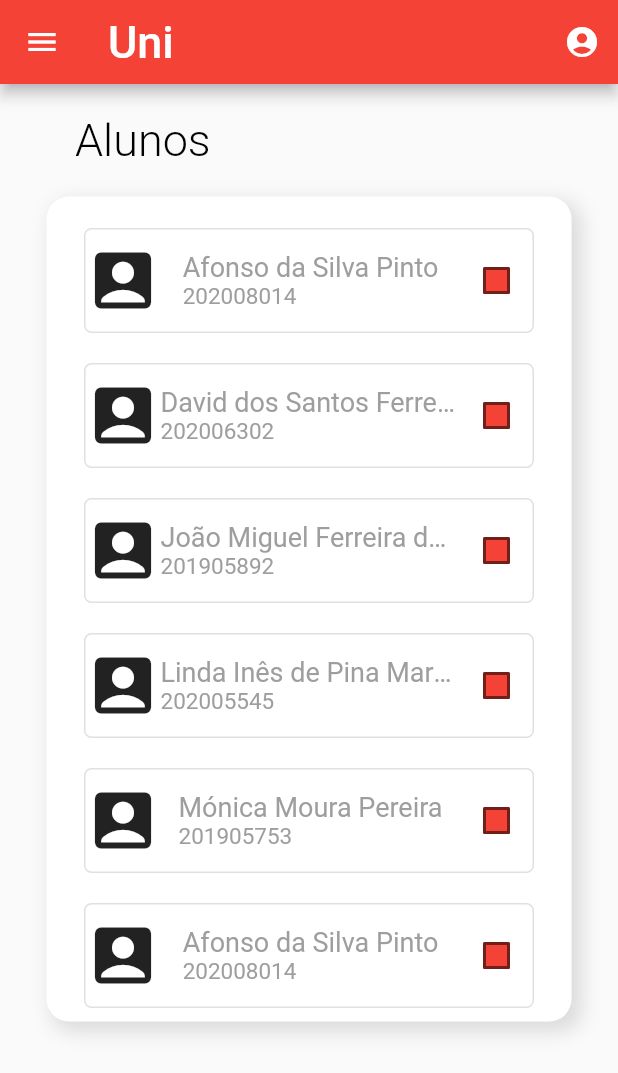
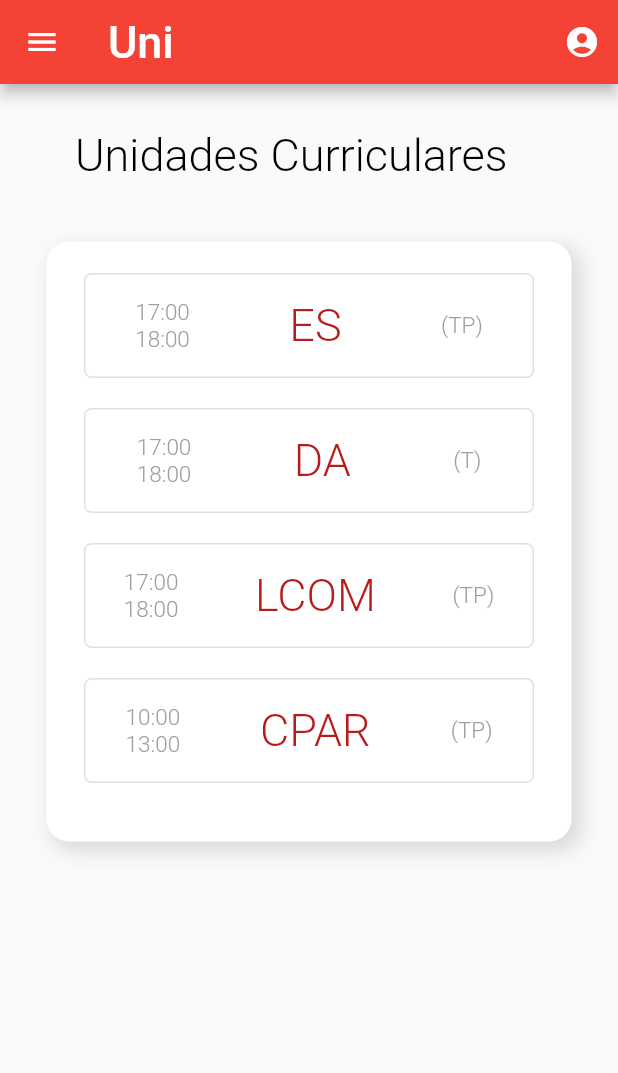
Before and after one commit to P1ntas/ESOF, a Flutter app: the screen it shows after launch, after a tap on "Entrar", on a phone screen of 412 x 824 dp. Shown: the top 1073 px of the screen. Run offline on Flutter 3.47's test engine with Material 2 defaults, Android fonts, the phone set to English and light mode, and no system bars; Roboto replaces fonts that are missing (OpenSans).

Commit message:
Added classes

```diff
--- /dev/null
+++ b/absence_counter/lib/screens/classes_screen/classes_box.dart
@@ -0,0 +1,39 @@
+import 'package:flutter/material.dart';
+import 'package:my_first_flutter/screens/classes_screen/classes_list.dart';
+
+class ClassesBox extends StatelessWidget {
+  @override
+  Widget build(BuildContext context) {
+    return Container(
+      child: ClassesList(),
+      alignment: Alignment.bottomCenter,
+      margin: const EdgeInsets.only(top: 40),
+      width: 350,
+      height: 400,
+      decoration: BoxDecoration(
+        border: Border.all(
+          color: Colors.white10,
+          width: 1,
+        ), //Border.all
+        borderRadius: BorderRadius.circular(15),
+        boxShadow: [
+          BoxShadow(
+            color: Colors.black12,
+            offset: const Offset(
+              5.0,
+              5.0,
+            ), //Offset
+            blurRadius: 10.0,
+            spreadRadius: 2.0,
+          ), //BoxShadow
+          BoxShadow(
+            color: Colors.white,
+            offset: const Offset(0.0, 0.0),
+            blurRadius: 0.0,
+            spreadRadius: 0.0,
+          ), //BoxShadow
+        ],
+      ), //BoxDecoration
+    );
+  }
+}
--- /dev/null
+++ b/absence_counter/lib/screens/classes_screen/classes_item.dart
@@ -0,0 +1,59 @@
+import 'package:flutter/material.dart';
+
+import '../teacher_main_screen/teachers_screen.dart';
+
+
+
+class ClassesItem extends StatelessWidget {
+  String _class_name, _class_type, _time_scheadule;
+
+  ClassesItem(this._class_name, this._class_type, this._time_scheadule);
+
+  @override
+  Widget build(BuildContext context) {
+    return GestureDetector(
+      onTap: () =>  Navigator.of(context).push(
+          MaterialPageRoute(builder: (context) => TeacherScreen())),
+      child: Container(
+        child: Row(
+          mainAxisAlignment: MainAxisAlignment.spaceAround,
+          children: [
+            Text(_time_scheadule,
+                style: const TextStyle(
+                    color: Colors.grey,
+                    fontWeight: FontWeight.w300,
+                    fontSize: 15.0,
+                    fontStyle: FontStyle.normal,
+                    fontFamily: "OpenSans")),
+            Text(_class_name,
+                style: TextStyle(
+                    color: Colors.red.shade900,
+                    fontWeight: FontWeight.w300,
+                    fontSize: 30.0,
+                    fontStyle: FontStyle.normal,
+                    fontFamily: "OpenSans")),
+
+            Text(_class_type,
+                style: const TextStyle(
+                    color: Colors.grey,
+                    fontWeight: FontWeight.w300,
+                    fontSize: 15.0,
+                    fontStyle: FontStyle.normal,
+                    fontFamily: "OpenSans")),
+          ],
+        ),
+        margin: const EdgeInsets.only(top: 20),
+        alignment: Alignment.center,
+        width: 300,
+        height: 70,
+        decoration: BoxDecoration(
+          border: Border.all(
+            color: Colors.black12,
+            width: 1,
+          ), //Border.all
+          borderRadius: BorderRadius.circular(5),
+        ),
+      ),
+    );
+  }
+}
--- /dev/null
+++ b/absence_counter/lib/screens/classes_screen/classes_list.dart
@@ -0,0 +1,17 @@
+import 'package:flutter/material.dart';
+import 'package:my_first_flutter/screens/classes_screen/classes_item.dart';
+
+class ClassesList extends StatelessWidget {
+  @override
+  Widget build(BuildContext context) {
+    return Column(
+      mainAxisAlignment: MainAxisAlignment.start,
+      children: [
+        ClassesItem("ES", "(TP)", "17:00\n18:00"),
+        ClassesItem("DA", "(T)", "17:00\n18:00"),
+        ClassesItem("LCOM", "(TP)", "17:00\n18:00"),
+        ClassesItem("CPAR", "(TP)", "10:00\n13:00"),
+      ],
+    );
+  }
+}
--- /dev/null
+++ b/absence_counter/lib/screens/classes_screen/classes_screen.dart
@@ -0,0 +1,38 @@
+import 'package:flutter/material.dart';
+import 'package:my_first_flutter/screens/classes_screen/classes_box.dart';
+import '../menu.dart';
+import '../teacher_main_screen//box.dart';
+import '../profile.dart';
+
+class ClassesScreen extends StatelessWidget {
+  @override
+  Widget build(BuildContext context) {
+    return Scaffold(
+        drawer: Menu(),
+        appBar: AppBar(
+          title: Text(
+            "Uni",
+            style: TextStyle(
+              fontSize: 30.0,
+            ),
+          ),
+          actions: [Profile()],
+        ),
+        body: Column(
+          mainAxisAlignment: MainAxisAlignment.start,
+          children: [
+            Container(
+                margin: const EdgeInsets.only(top: 30, left: 50),
+                alignment: Alignment.bottomLeft,
+                child: Text("Unidades Curriculares",
+                    style: TextStyle(
+                        color: Colors.black,
+                        fontWeight: FontWeight.w300,
+                        fontSize: 30.0,
+                        fontStyle: FontStyle.normal,
+                        fontFamily: "OpenSans"))),
+            ClassesBox(),
+          ],
+        ));
+  }
+}
--- a/absence_counter/lib/screens/login.dart
+++ b/absence_counter/lib/screens/login.dart
@@ -2,6 +2,7 @@ import 'dart:ui';
 
 import 'package:flutter/cupertino.dart';
 import 'package:flutter/material.dart';
+import 'package:my_first_flutter/screens/classes_screen/classes_screen.dart';
 import 'package:my_first_flutter/screens/menu.dart';
 import 'package:my_first_flutter/screens/profile.dart';
 import 'package:my_first_flutter/screens/teacher_main_screen/teachers_screen.dart';
@@ -68,7 +69,7 @@ class _LoginFormState extends State<LoginForm> {
                 side: BorderSide(color: Colors.red.shade900)),
             onPressed: () {
               Navigator.of(context).push(
-                  MaterialPageRoute(builder: (context) => TeacherScreen()));
+                  MaterialPageRoute(builder: (context) => ClassesScreen()));
             },
 
           ),
--- a/absence_counter/lib/screens/menu.dart
+++ b/absence_counter/lib/screens/menu.dart
@@ -1,5 +1,6 @@
 import 'package:flutter/material.dart';
 import 'package:my_first_flutter/screens/teacher_main_screen/teachers_screen.dart';
+import 'classes_screen/classes_screen.dart';
 import 'login.dart';
 import 'teacher_main_screen/confirmationPage.dart';
 
@@ -75,7 +76,7 @@ class Menu extends StatelessWidget {
         break;
       case 3:
         Navigator.of(context).push(
-            MaterialPageRoute(builder: (context) => TeacherScreen()));
+            MaterialPageRoute(builder: (context) => ClassesScreen()));
         break;
     }
   }
```
